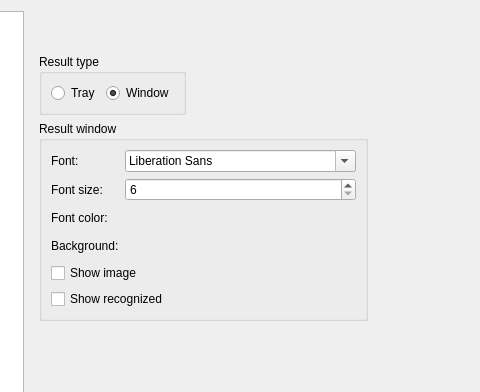
Above: src/settingseditor.ui from OneMoreGres/ScreenTranslator before the change; both pictures show x 243 to 723 and y 0 to 392 of the 889 by 611 pixel window. Below: the same form after it.
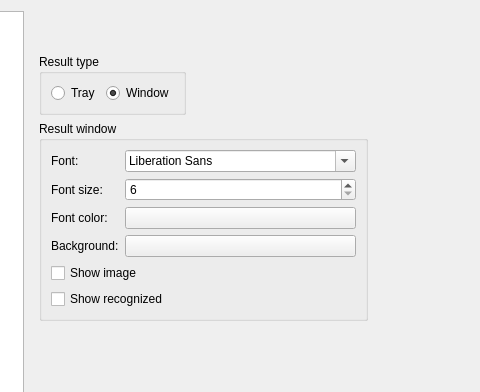
That is the form after the change. The open tabs and pages were chosen to show the change. Custom widgets are drawn as their Qt base class.

Commit message: Preview result font color and size

The edit to the form file:
```diff
--- a/src/settingseditor.ui
+++ b/src/settingseditor.ui
@@ -608,9 +608,6 @@
               <property name="text">
                <string/>
               </property>
-              <property name="flat">
-               <bool>true</bool>
-              </property>
              </widget>
             </item>
             <item row="3" column="0">
@@ -625,9 +622,6 @@
               <property name="text">
                <string/>
               </property>
-              <property name="flat">
-               <bool>true</bool>
-              </property>
              </widget>
             </item>
             <item row="4" column="0" colspan="2">
```
The commit also changes 2 other files.
